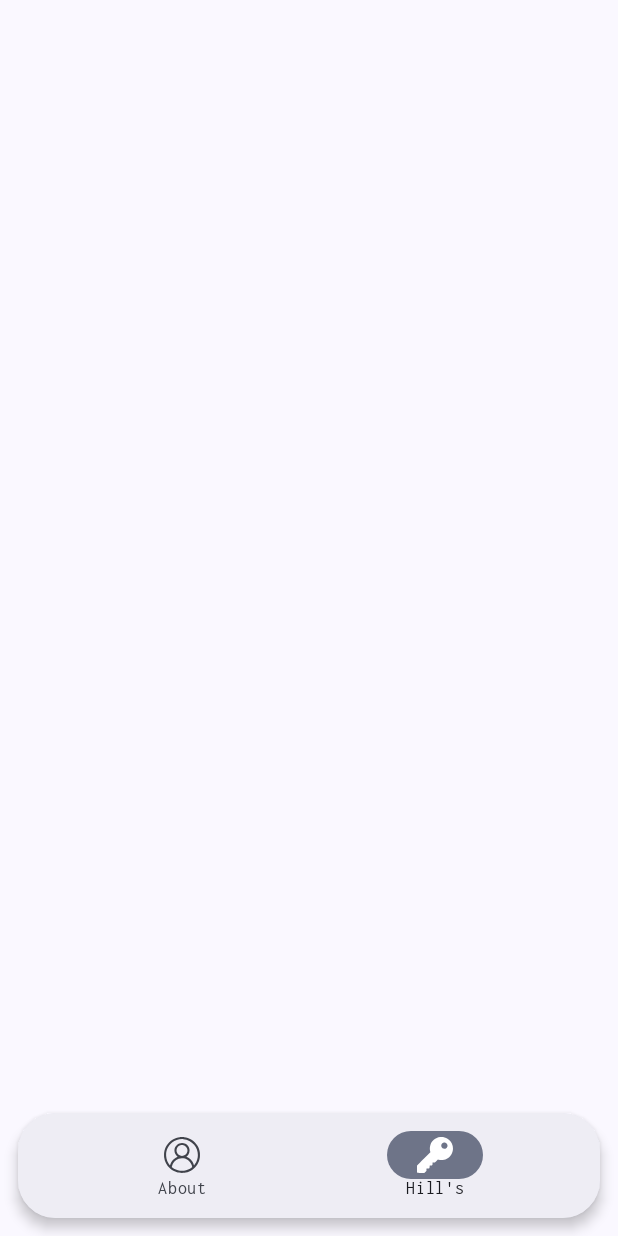
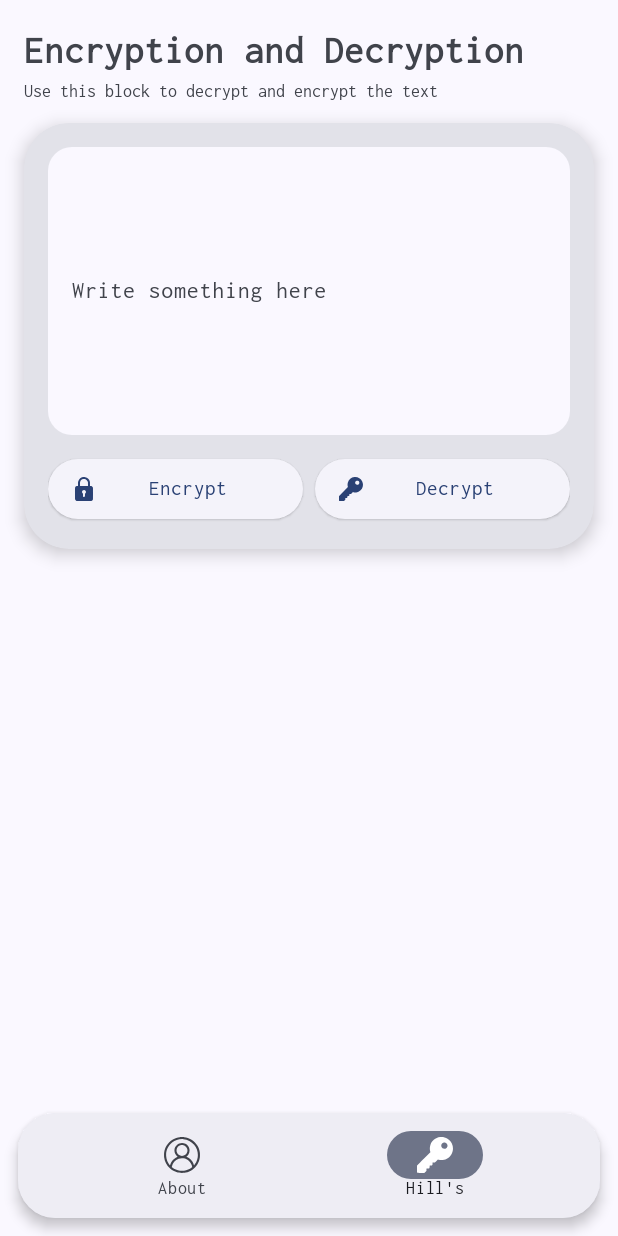
Before and after one commit to KonstantIMP/crypto_02, an Android app: the HillFragment screen opened through its navigation route, on a phone screen of 412 x 824 dp. Run offline under Robolectric (Android 15) with nearby library versions, the phone set to English and light mode, and no system bars; our stand-ins replace Dagger/Hilt's generated code, navigation-ui.

Commit message:
feat(ui): add view for text crypting

```diff
--- /dev/null
+++ b/app/src/main/java/org/kimp/crypto2/ui/view/CryptoView.kt
@@ -0,0 +1,19 @@
+package org.kimp.crypto2.ui.view
+
+import android.content.Context
+import android.util.AttributeSet
+import android.view.LayoutInflater
+import android.widget.LinearLayout
+import dagger.hilt.android.AndroidEntryPoint
+import org.kimp.crypto2.databinding.ViewCryptoModuleBinding
+
+@AndroidEntryPoint
+class CryptoView(context: Context, attrs: AttributeSet): LinearLayout(context, attrs) {
+    private val binding: ViewCryptoModuleBinding
+
+    init {
+        binding = ViewCryptoModuleBinding.inflate(
+            LayoutInflater.from(context), this, true
+        )
+    }
+}
--- /dev/null
+++ b/app/src/main/res/drawable/divider_horizontal.xml
@@ -0,0 +1,4 @@
+<?xml version="1.0" encoding="utf-8"?>
+<shape xmlns:android="http://schemas.android.com/apk/res/android">
+    <size android:height="0dp" android:width="8dp"/>
+</shape>
--- /dev/null
+++ b/app/src/main/res/drawable/divider_vertical.xml
@@ -0,0 +1,4 @@
+<?xml version="1.0" encoding="utf-8"?>
+<shape xmlns:android="http://schemas.android.com/apk/res/android">
+    <size android:height="12dp" android:width="0dp"/>
+</shape>
--- /dev/null
+++ b/app/src/main/res/drawable/ic_lock_filled.xml
@@ -0,0 +1,13 @@
+<vector
+    xmlns:android="http://schemas.android.com/apk/res/android"
+    android:name="vector"
+    android:width="512dp"
+    android:height="512dp"
+    android:viewportWidth="512"
+    android:viewportHeight="512">
+    <path
+        android:name="path"
+        android:pathData="M 242 0.6 C 221.2 3.3 201.3 10.7 184 22.3 C 174.4 28.7 156.7 46.4 150.3 56 C 141.1 69.7 134.8 84.2 130.8 101 C 128.9 108.7 128.7 113.5 128.3 150.7 L 127.8 192 L 117.1 192 C 110.7 192 104 192.6 100.5 193.5 C 83.3 198 70 211.4 65.5 228.7 C 63.3 237.3 63.3 466.7 65.5 475.3 C 70 492.6 83.3 506 100.5 510.5 C 105.7 511.8 124.9 512 256 512 C 420.6 512 410.9 512.4 423.1 505.9 C 434.6 499.7 444.5 486.2 447 473.1 C 447.6 469.6 448 426.2 448 351.1 C 448 224.1 448.2 229.3 442.4 217.8 C 438.8 210.7 430.1 201.9 423.1 198.1 C 414.7 193.6 407.2 192 394.9 192 L 384.2 192 L 383.7 150.7 C 383.3 113.5 383.1 108.7 381.2 101 C 375 75.3 364.2 56 346.1 37.9 C 327.6 19.4 308.1 8.6 283 2.9 C 274.7 1 249.9 -0.4 242 0.6 Z M 273 44.4 C 282.4 46.4 294.5 51.3 301.9 56.2 C 321.3 68.9 335.8 90.4 339.9 112.5 C 340.6 116 341 133 341 155.2 L 341 192 L 171 192 L 171 154.7 C 171 114.1 171.4 110.7 176.9 96.5 C 186.9 70.5 210.5 50.6 238.5 44.5 C 246.5 42.7 264.9 42.7 273 44.4 Z M 270.6 280.1 C 285.4 285.7 295.5 298.1 298.1 313.9 C 300.4 328.4 293.9 344.3 282 353.4 L 277.1 357.1 L 276.8 385 L 276.5 412.8 L 273.5 417.2 C 263.8 431 242.9 429 236.5 413.8 C 235.3 410.7 235 405.2 235 383.6 L 235 357.2 L 229.9 353.4 C 218.1 344.4 211.6 328.4 213.9 314.1 C 217.5 291.5 237.3 275.7 259.5 277.7 C 262.8 278 267.8 279.1 270.6 280.1 Z"
+        android:fillColor="#000000"
+        android:strokeWidth="1"/>
+</vector>
--- a/app/src/main/res/layout/fragment_hill_layout.xml
+++ b/app/src/main/res/layout/fragment_hill_layout.xml
@@ -1,8 +1,21 @@
 <?xml version="1.0" encoding="utf-8"?>
-<androidx.constraintlayout.widget.ConstraintLayout xmlns:android="http://schemas.android.com/apk/res/android"
+<ScrollView xmlns:android="http://schemas.android.com/apk/res/android"
     xmlns:tools="http://schemas.android.com/tools"
     android:layout_width="match_parent"
     android:layout_height="match_parent"
     tools:context=".ui.fragment.HillFragment">
 
-</androidx.constraintlayout.widget.ConstraintLayout>
+    <LinearLayout
+        android:layout_width="match_parent"
+        android:layout_height="wrap_content"
+        android:layout_marginBottom="@dimen/floating_bottom_navigation_view_height"
+        android:orientation="vertical"
+        android:divider="@drawable/divider_horizontal"
+        android:showDividers="middle">
+
+        <org.kimp.crypto2.ui.view.CryptoView
+            android:layout_width="match_parent"
+            android:layout_height="wrap_content" />
+    </LinearLayout>
+
+</ScrollView>
--- a/app/src/main/res/layout/fragment_user_layout.xml
+++ b/app/src/main/res/layout/fragment_user_layout.xml
@@ -16,7 +16,7 @@
         android:layout_marginBottom="@dimen/floating_bottom_navigation_view_height"
         app:cardCornerRadius="@dimen/content_card_radius"
         app:cardElevation="@dimen/content_card_elevation"
-        style="@style/Widget.Material3.CardView.Elevated">
+        style="@style/Widget.Material3.CardView.Filled">
 
         <LinearLayout
             android:layout_width="match_parent"
@@ -26,8 +26,8 @@
             android:gravity="center">
 
             <com.google.android.material.imageview.ShapeableImageView
-                android:layout_width="@dimen/about_fargment_photo_size"
-                android:layout_height="@dimen/about_fargment_photo_size"
+                android:layout_width="@dimen/about_fragment_photo_size"
+                android:layout_height="@dimen/about_fragment_photo_size"
                 app:shapeAppearanceOverlay="@style/Crypto.Theme.ShapeAppearanceOverlay.CircledPhoto"
                 android:src="@drawable/me"/>
 
--- /dev/null
+++ b/app/src/main/res/layout/view_crypto_module.xml
@@ -0,0 +1,100 @@
+<?xml version="1.0" encoding="utf-8"?>
+<LinearLayout xmlns:android="http://schemas.android.com/apk/res/android"
+    xmlns:tools="http://schemas.android.com/tools"
+    xmlns:app="http://schemas.android.com/apk/res-auto"
+    android:orientation="vertical"
+    android:layout_width="match_parent"
+    android:layout_height="wrap_content"
+    android:layout_marginTop="@dimen/content_card_padding"
+    tools:context=".ui.view.CryptoView">
+
+    <com.google.android.material.textview.MaterialTextView
+        android:layout_width="match_parent"
+        android:layout_height="wrap_content"
+        android:textSize="@dimen/content_title_size"
+        android:textStyle="bold"
+        android:layout_marginStart="@dimen/content_card_padding"
+        android:layout_marginEnd="@dimen/content_card_padding"
+        android:text="@string/crypto_module_title"/>
+
+    <com.google.android.material.textview.MaterialTextView
+        android:layout_width="match_parent"
+        android:layout_height="wrap_content"
+        android:textSize="@dimen/content_subtitle_size"
+        android:layout_marginStart="@dimen/content_card_padding"
+        android:layout_marginEnd="@dimen/content_card_padding"
+        android:text="@string/crypto_module_subtitle"/>
+
+    <com.google.android.material.card.MaterialCardView
+        android:layout_width="match_parent"
+        android:layout_height="wrap_content"
+        android:layout_marginTop="@dimen/content_card_margin"
+        app:cardCornerRadius="@dimen/content_card_radius"
+        android:layout_marginStart="@dimen/content_card_padding"
+        android:layout_marginEnd="@dimen/content_card_padding"
+        android:layout_marginBottom="@dimen/content_card_padding"
+        app:cardElevation="@dimen/content_card_elevation"
+        style="@style/Widget.Material3.CardView.Filled">
+
+        <LinearLayout
+            android:layout_width="match_parent"
+            android:layout_height="wrap_content"
+            android:orientation="vertical"
+            android:layout_margin="@dimen/content_card_padding"
+            android:divider="@drawable/divider_vertical"
+            android:showDividers="middle">
+
+            <com.google.android.material.textfield.TextInputLayout
+                android:layout_width="match_parent"
+                android:layout_height="192dp"
+                app:boxStrokeWidthFocused="0dp"
+                app:boxStrokeWidth="0dp"
+                app:boxCornerRadiusTopEnd="16dp"
+                app:boxCornerRadiusBottomEnd="16dp"
+                app:boxCornerRadiusBottomStart="16dp"
+                app:boxCornerRadiusTopStart="16dp"
+                app:boxBackgroundMode="filled"
+                android:hint="@string/crypto_module_edit_view_hint"
+                style="@style/Widget.Material3.TextInputLayout.OutlinedBox">
+
+                <com.google.android.material.textfield.TextInputEditText
+                    android:layout_width="match_parent"
+                    android:layout_height="match_parent"
+                    android:inputType="textMultiLine|textLongMessage" />
+
+            </com.google.android.material.textfield.TextInputLayout>
+
+            <LinearLayout
+                android:layout_width="match_parent"
+                android:layout_height="wrap_content"
+                android:orientation="horizontal"
+                android:divider="@drawable/divider_horizontal"
+                android:showDividers="middle">
+
+                <com.google.android.material.button.MaterialButton
+                    android:id="@+id/encrypt_btn"
+                    android:layout_width="0dp"
+                    android:layout_height="wrap_content"
+                    android:layout_weight="1"
+                    app:icon="@drawable/ic_lock_filled"
+                    app:iconSize="16dp"
+                    android:text="@string/crypto_module_encrypt_btn"
+                    style="@style/Widget.Material3.Button.ElevatedButton.Icon"/>
+
+                <com.google.android.material.button.MaterialButton
+                    android:id="@+id/decrypt_btn"
+                    android:layout_width="0dp"
+                    android:layout_height="wrap_content"
+                    android:layout_weight="1"
+                    app:icon="@drawable/ic_key_filled"
+                    app:iconSize="16dp"
+                    android:text="@string/crypto_module_decrypt_btn"
+                    style="@style/Widget.Material3.Button.ElevatedButton.Icon"/>
+
+            </LinearLayout>
+
+        </LinearLayout>
+
+    </com.google.android.material.card.MaterialCardView>
+
+</LinearLayout>
--- /dev/null
+++ b/app/src/main/res/values/attrs.xml
@@ -0,0 +1,4 @@
+<?xml version="1.0" encoding="utf-8"?>
+<resources>
+    <declare-styleable name="CryptoView"/>
+</resources>
--- a/app/src/main/res/values/dimens.xml
+++ b/app/src/main/res/values/dimens.xml
@@ -5,10 +5,13 @@
     <dimen name="floating_bottom_navigation_view_radius">25dp</dimen>
     <dimen name="floating_bottom_navigation_view_elevation">5dp</dimen>
 
+    <dimen name="content_title_size">26sp</dimen>
+    <dimen name="content_subtitle_size">12sp</dimen>
     <dimen name="content_card_margin">12dp</dimen>
     <dimen name="content_card_radius">30dp</dimen>
     <dimen name="content_card_padding">16dp</dimen>
     <dimen name="content_card_elevation">7dp</dimen>
 
-    <dimen name="about_fargment_photo_size">160dp</dimen>
+    <dimen name="about_fragment_photo_size">160dp</dimen>
+
 </resources>
--- a/app/src/main/res/values/strings.xml
+++ b/app/src/main/res/values/strings.xml
@@ -7,4 +7,9 @@
     <string name="about_fragment_author_name">Mikhedov Konstantin</string>
     <string name="about_fragment_subtitle">student of BIB224</string>
     <string name="main_activity_navigation_hills_title">Hill\'s</string>
+    <string name="crypto_module_title">Encryption and Decryption</string>
+    <string name="crypto_module_edit_view_hint">Write something here</string>
+    <string name="crypto_module_subtitle">Use this block to decrypt and encrypt the text</string>
+    <string name="crypto_module_encrypt_btn">Encrypt</string>
+    <string name="crypto_module_decrypt_btn">Decrypt</string>
 </resources>
```
